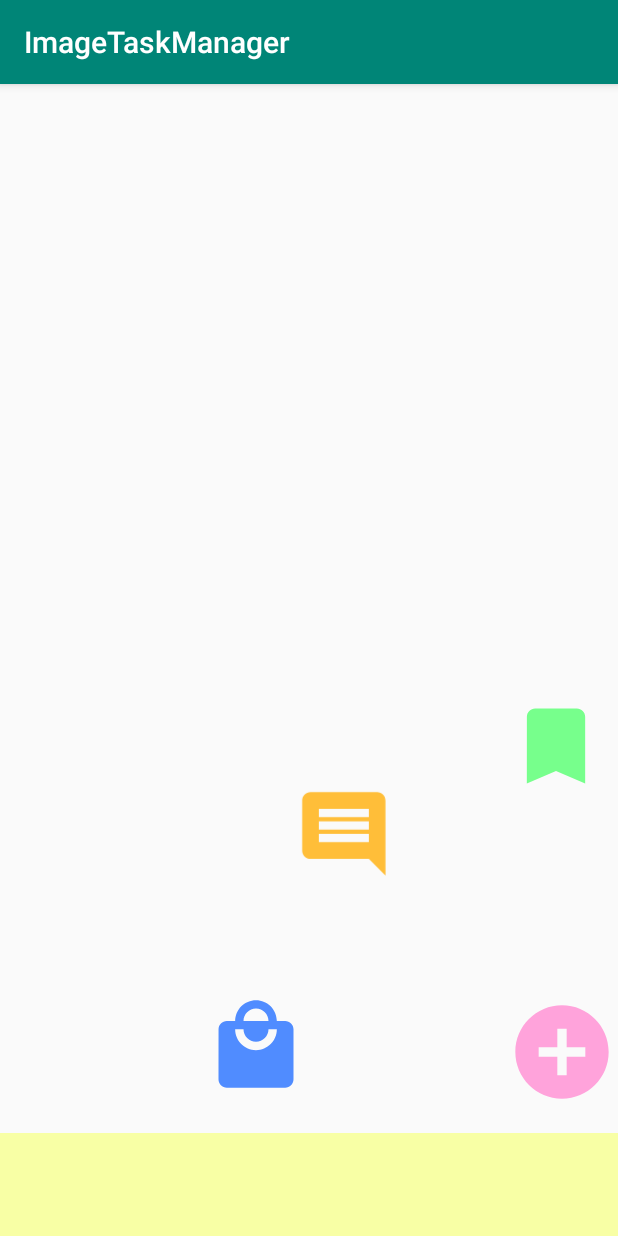
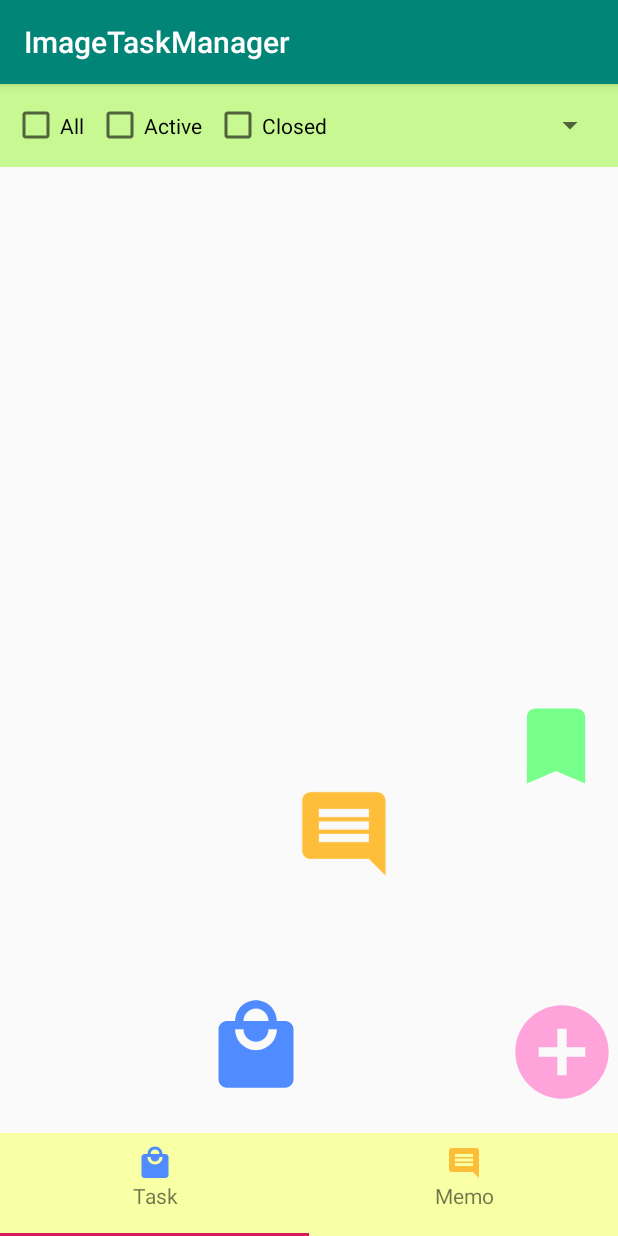
Before and after one commit to pikohan-suzuki/Image_Task_Manager, an Android app: the screen it shows after launch (MainActivity), after a tap on an icon or button, on a phone screen of 412 x 824 dp. Run offline under Robolectric (Android 15) with nearby library versions, the phone set to English and light mode, and no system bars.

```diff
--- a/ImageTaskManager/app/src/main/java/com/amebaownd/pikohan_nwiatori/imagetaskmanager/Activity/MainActivity.kt
+++ b/ImageTaskManager/app/src/main/java/com/amebaownd/pikohan_nwiatori/imagetaskmanager/Activity/MainActivity.kt
@@ -2,47 +2,65 @@ package com.amebaownd.pikohan_nwiatori.imagetaskmanager.Activity
 
 import android.animation.ObjectAnimator
 import android.animation.PropertyValuesHolder
+import android.content.Intent
 import android.support.v7.app.AppCompatActivity
 import android.os.Bundle
+import android.support.v4.view.ViewPager
+import android.util.Log
 import android.view.View
 import android.widget.ImageButton
+import com.amebaownd.pikohan_nwiatori.imagetaskmanager.Adapter.TabAdapter
 import com.amebaownd.pikohan_nwiatori.imagetaskmanager.R
+import kotlinx.android.synthetic.main.activity_main.*
 import kotlin.math.PI
 import kotlin.math.cos
 import kotlin.math.sin
 
 class MainActivity : AppCompatActivity() {
-    lateinit var openButton : ImageButton
+    lateinit var openButton: ImageButton
     private var isOpen = false
     override fun onCreate(savedInstanceState: Bundle?) {
         super.onCreate(savedInstanceState)
         setContentView(R.layout.activity_main)
 
-        val buttons: Array<ImageButton> = arrayOf(findViewById(R.id.add_tag_button),findViewById(
-            R.id.add_memo_button
-        ),findViewById(R.id.add_task_button))
-        openButton =findViewById(R.id.open_add_menu_button)
+        val buttons: Array<ImageButton> = arrayOf(
+            findViewById(R.id.add_tag_button), findViewById(
+                R.id.add_memo_button
+            ), findViewById(R.id.add_task_button)
+        )
+        openButton = findViewById(R.id.open_add_menu_button)
         openButton.setOnClickListener {
-            if(isOpen)
+            Log.d("aaaaaaaa","Aaaaaaaaaaaaaaaa")
+            if (isOpen)
                 closeMenu(buttons)
             else
                 openMenu(buttons)
         }
 
+        findViewById<ImageButton>(R.id.add_task_button).setOnClickListener{
+            val intent = Intent(this,AddScheduleActivity::class.java)
+            startActivity(intent)
+        }
+
+        findViewById<ImageButton>(R.id.add_memo_button).setOnClickListener{
+            val intent = Intent(this,AddScheduleActivity::class.java)
+            startActivity(intent)
+        }
+        setTabLayout()
 
     }
 
-    private fun openMenu(buttons:Array<ImageButton>){
+    private fun openMenu(buttons: Array<ImageButton>) {
         val radius = 300f
-        val time: Long =200
-        val array = Array(buttons.size,{ arrayOfNulls<PropertyValuesHolder>(2)})
-        array[0][0] = PropertyValuesHolder.ofFloat("translationX", 0f, radius * cos(PI* 90 / 180).toFloat())
+        val time: Long = 200
+        val array = Array(buttons.size, { arrayOfNulls<PropertyValuesHolder>(2) })
+        array[0][0] = PropertyValuesHolder.ofFloat("translationX", 0f, radius * cos(PI * 90 / 180).toFloat())
         array[0][1] = PropertyValuesHolder.ofFloat("translationY", 0f, -radius * sin(PI * 90 / 180).toFloat())
         array[1][0] = PropertyValuesHolder.ofFloat("translationX", 0f, radius * cos(PI * 135 / 180).toFloat())
         array[1][1] = PropertyValuesHolder.ofFloat("translationY", 0f, -radius * sin(PI * 135 / 180).toFloat())
         array[2][0] = PropertyValuesHolder.ofFloat("translationX", 0f, radius * cos(PI * 180 / 180).toFloat())
         array[2][1] = PropertyValuesHolder.ofFloat("translationY", 0f, -radius * sin(PI * 180 / 180).toFloat())
-        val alpha = PropertyValuesHolder.ofFloat("alpha",0f,1f)
+        val alpha = PropertyValuesHolder.ofFloat("alpha", 0f, 1f)
         for (i in array.indices) {
             visiable(buttons[i])
             val objectAnimator: ObjectAnimator =
@@ -50,52 +68,47 @@ class MainActivity : AppCompatActivity() {
             objectAnimator.setDuration(time)
             objectAnimator.start()
         }
-        isOpen=true
+        isOpen = true
     }
 
-    private fun closeMenu(buttons:Array<ImageButton>){
+    private fun closeMenu(buttons: Array<ImageButton>) {
         val radius = 300f
-        val time: Long =200
-        val array = Array(buttons.size,{ arrayOfNulls<PropertyValuesHolder>(2)})
-        array[0][0] = PropertyValuesHolder.ofFloat("translationX",  radius * cos(PI* 90 / 180).toFloat(),0f)
-        array[0][1] = PropertyValuesHolder.ofFloat("translationY", -radius * sin(PI * 90 / 180).toFloat(),0f)
-        array[1][0] = PropertyValuesHolder.ofFloat("translationX", radius * cos(PI * 135 / 180).toFloat(),0f)
-        array[1][1] = PropertyValuesHolder.ofFloat("translationY",  -radius * sin(PI * 135 / 180).toFloat(),0f)
-        array[2][0] = PropertyValuesHolder.ofFloat("translationX",  radius * cos(PI * 180 / 180).toFloat(),0f)
-        array[2][1] = PropertyValuesHolder.ofFloat("translationY",  -radius * sin(PI * 180 / 180).toFloat(),0f)
-        val alpha = PropertyValuesHolder.ofFloat("alpha",1f,0f)
+        val time: Long = 200
+        val array = Array(buttons.size, { arrayOfNulls<PropertyValuesHolder>(2) })
+        array[0][0] = PropertyValuesHolder.ofFloat("translationX", radius * cos(PI * 90 / 180).toFloat(), 0f)
+        array[0][1] = PropertyValuesHolder.ofFloat("translationY", -radius * sin(PI * 90 / 180).toFloat(), 0f)
+        array[1][0] = PropertyValuesHolder.ofFloat("translationX", radius * cos(PI * 135 / 180).toFloat(), 0f)
+        array[1][1] = PropertyValuesHolder.ofFloat("translationY", -radius * sin(PI * 135 / 180).toFloat(), 0f)
+        array[2][0] = PropertyValuesHolder.ofFloat("translationX", radius * cos(PI * 180 / 180).toFloat(), 0f)
+        array[2][1] = PropertyValuesHolder.ofFloat("translationY", -radius * sin(PI * 180 / 180).toFloat(), 0f)
+        val alpha = PropertyValuesHolder.ofFloat("alpha", 1f, 0f)
         for (i in array.indices) {
             val objectAnimator: ObjectAnimator =
-                ObjectAnimator.ofPropertyValuesHolder(buttons[i], array[i][0], array[i][1],alpha)
+                ObjectAnimator.ofPropertyValuesHolder(buttons[i], array[i][0], array[i][1], alpha)
             objectAnimator.setDuration(time)
             objectAnimator.start()
         }
-        isOpen=false
+        isOpen = false
     }
-//
-//    fun animateAlphaCloseMenu(menuLayout: ConstraintLayout) {
-//        val time: Long = 300
-//
-//        val objectAnimator = ObjectAnimator.ofFloat(menuLayout, "alpha", 0.5f, 0f)
-//        objectAnimator.setDuration(time)
-//        objectAnimator.start()
-////        gone(menuLayout)
-//        isOpen = false
-//    }
-//    fun animateAlphaOpenMenu(menuLayout: ConstraintLayout) {
-//        val time: Long = 300
-//
-//        val objectAnimator = ObjectAnimator.ofFloat(menuLayout, "alpha", 0f, 1f)
-//        objectAnimator.setDuration(time)
-//        objectAnimator.start()
-////        gone(menuLayout)
-//        isOpen = true
-//    }
 
-    private fun visiable(view:View){
+
+    private fun visiable(view: View) {
         view.visibility = View.VISIBLE
     }
-    private fun gone(view:View){
-        view.visibility=View.GONE
+
+    private fun gone(view: View) {
+        view.visibility = View.GONE
+    }
+
+
+    private fun setTabLayout() {
+        val adapter = TabAdapter(supportFragmentManager, this)
+        val viewPager = findViewById<ViewPager>(R.id.viewPager)
+        viewPager.adapter = adapter
+        tabLayout.setupWithViewPager(viewPager)
+        for(i in 0 until adapter.count){
+            val tab =tabLayout.getTabAt(i)!!
+            tab.customView = adapter.getTabView(tabLayout,i)
+        }
     }
 }
```
